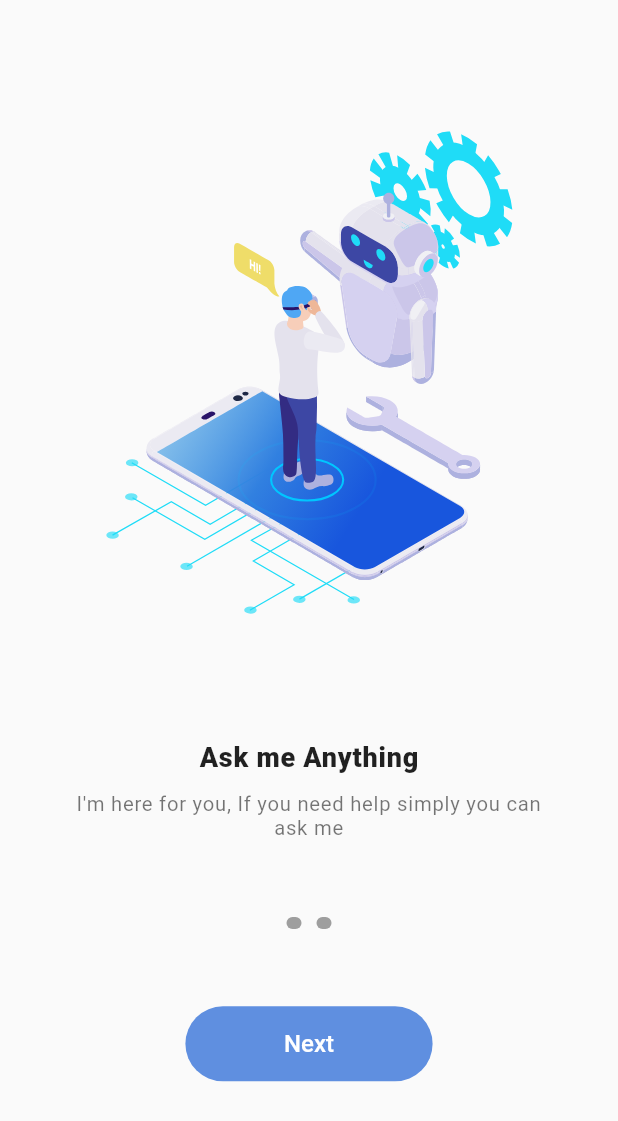
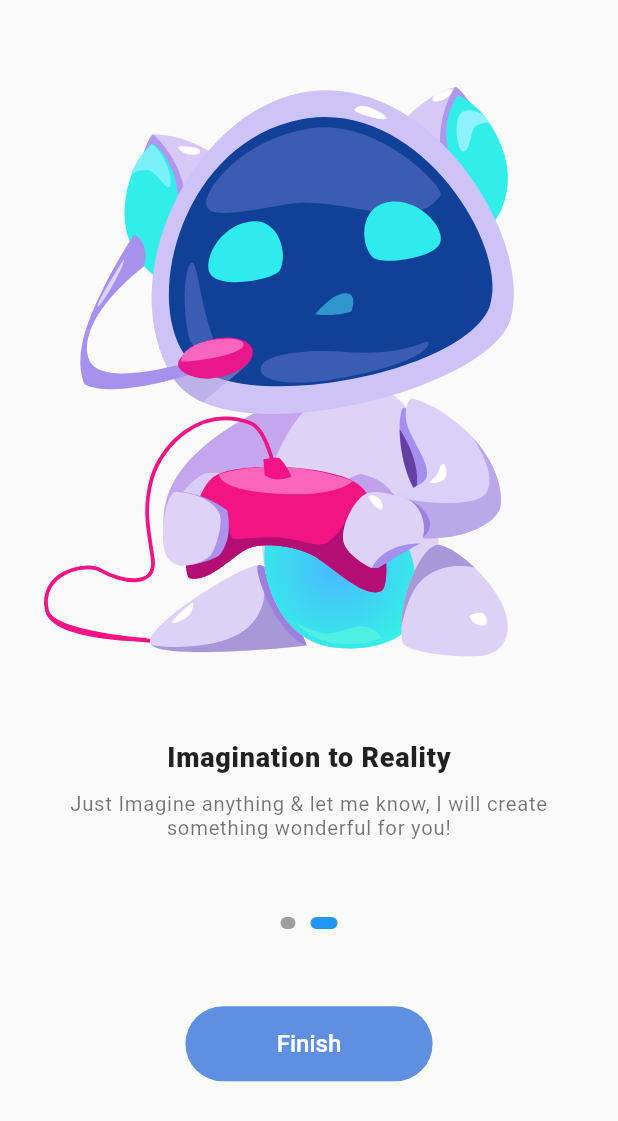
Before and after one commit to beastangel12/ai_assistant, a Flutter app: the screen it shows after launch, after a tap on "Next", on a phone screen of 412 x 824 dp. Shown: the top 1121 px of the screen. Run offline on Flutter 3.47's test engine with Material 3 defaults, Android fonts, the phone set to English and light mode, and no system bars; our stand-ins replace lottie.

Commit message:
On boarding Screen Completed Fully Functionally

```diff
--- a/lib/Screens/onboarding_screen.dart
+++ b/lib/Screens/onboarding_screen.dart
@@ -1,3 +1,5 @@
+import 'package:ai_assistant/model/onboard.dart';
+import 'package:ai_assistant/screens/home_screen.dart';
 import 'package:ai_assistant/utils/global.dart';
 import 'package:flutter/material.dart';
 import 'package:lottie/lottie.dart';
@@ -7,18 +9,44 @@ class OnboardingScreen extends StatelessWidget {
 
   @override
   Widget build(BuildContext context) {
+    final c = PageController();
+    final list = [
+      //onboarding 1
+      Onboard(
+        title: 'Ask me Anything',
+        lottie: 'ai_ask_me',
+        subtitle: "I'm here for you, If you need help simply you can ask me",
+      ),
+
+      //onboarding 2
+      Onboard(
+        title: 'Imagination to Reality',
+        lottie: 'ai_play',
+        subtitle:
+            'Just Imagine anything & let me know, I will create something wonderful for you!',
+      ),
+    ];
+
     return Scaffold(
-      body: Column(
+      body: PageView.builder(
+        controller: c,
+        itemCount: list.length,
+        itemBuilder: (ctx, ind) {
+          final islast = ind == list.length - 1;
+          return Column(
             children: [
               //Lottie
-          Lottie.asset('assets/lottie/ai_ask_me.json', height: mq.height * .6),
+              Lottie.asset('assets/lottie/${list[ind].lottie}.json',
+                  height: mq.height * .6, width: islast ? mq.width * 7 : null),
 
               // Title
 
-          const Text(
-            'Ask me Anything',
-            style: TextStyle(
-                fontSize: 18, fontWeight: FontWeight.w900, letterSpacing: .5),
+              Text(
+                list[ind].title,
+                style: const TextStyle(
+                    fontSize: 18,
+                    fontWeight: FontWeight.w900,
+                    letterSpacing: .5),
               ),
 
               //for adding some space
@@ -29,10 +57,10 @@ class OnboardingScreen extends StatelessWidget {
               //subtitle
               SizedBox(
                 width: mq.width * .8,
-            child: const Text(
-              "I'm here for you, If you need help simply you can ask me",
+                child: Text(
+                  list[ind].subtitle,
                   textAlign: TextAlign.center,
-              style: TextStyle(
+                  style: const TextStyle(
                     fontSize: 13.5,
                     letterSpacing: .5,
                     color: Colors.black54,
@@ -47,13 +75,13 @@ class OnboardingScreen extends StatelessWidget {
               Wrap(
                 spacing: 10,
                 children: List.generate(
-              2,
+                  list.length,
                   (i) => Container(
-                width: 10,
+                    width: i == ind ? 18 : 10,
                     height: 8,
-                decoration: const BoxDecoration(
-                  color: Colors.grey,
-                  borderRadius: BorderRadius.all(
+                    decoration: BoxDecoration(
+                      color: i == ind ? Colors.blue : Colors.grey,
+                      borderRadius: const BorderRadius.all(
                         Radius.circular(5),
                       ),
                     ),
@@ -69,18 +97,32 @@ class OnboardingScreen extends StatelessWidget {
                     shape: const StadiumBorder(),
                     elevation: 0,
                     backgroundColor: const Color.fromARGB(255, 95, 143, 224),
-                textStyle:
-                    const TextStyle(fontSize: 16, fontWeight: FontWeight.w500),
+                    textStyle: const TextStyle(
+                        fontSize: 16, fontWeight: FontWeight.w500),
                     minimumSize: Size(mq.width * .4, 50)),
-            onPressed: () {},
-            child: const Text(
-              'Next',
+                onPressed: () {
+                  if (islast) {
+                    Navigator.of(context).pushReplacement(
+                      MaterialPageRoute(
+                        builder: (_) => const HomeScreen(),
+                      ),
+                    );
+                  } else {
+                    c.nextPage(
+                        duration: const Duration(milliseconds: 600),
+                        curve: Curves.ease);
+                  }
+                },
+                child: Text(
+                  islast ? 'Finish' : 'Next',
                 ),
               ),
               const Spacer(
                 flex: 2,
               ),
             ],
+          );
+        },
       ),
     );
   }
--- /dev/null
+++ b/lib/model/onboard.dart
@@ -0,0 +1,9 @@
+class Onboard {
+  final String title, subtitle, lottie;
+
+  Onboard({
+    required this.title,
+    required this.subtitle,
+    required this.lottie,
+  });
+}
```
Lines whose indentation alone changed are shown as unchanged.
